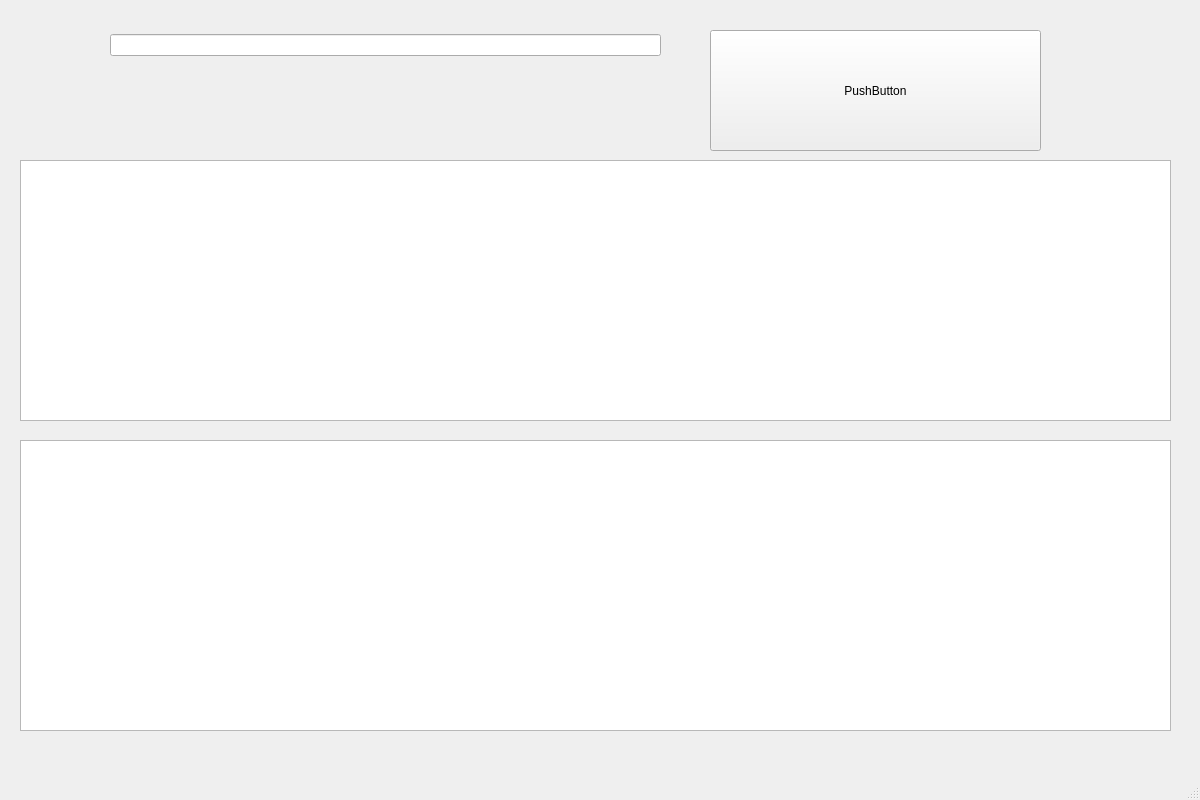
Qt form mainwindow.ui (JakubDulewicz/CosDataAnalysis) before a commit.
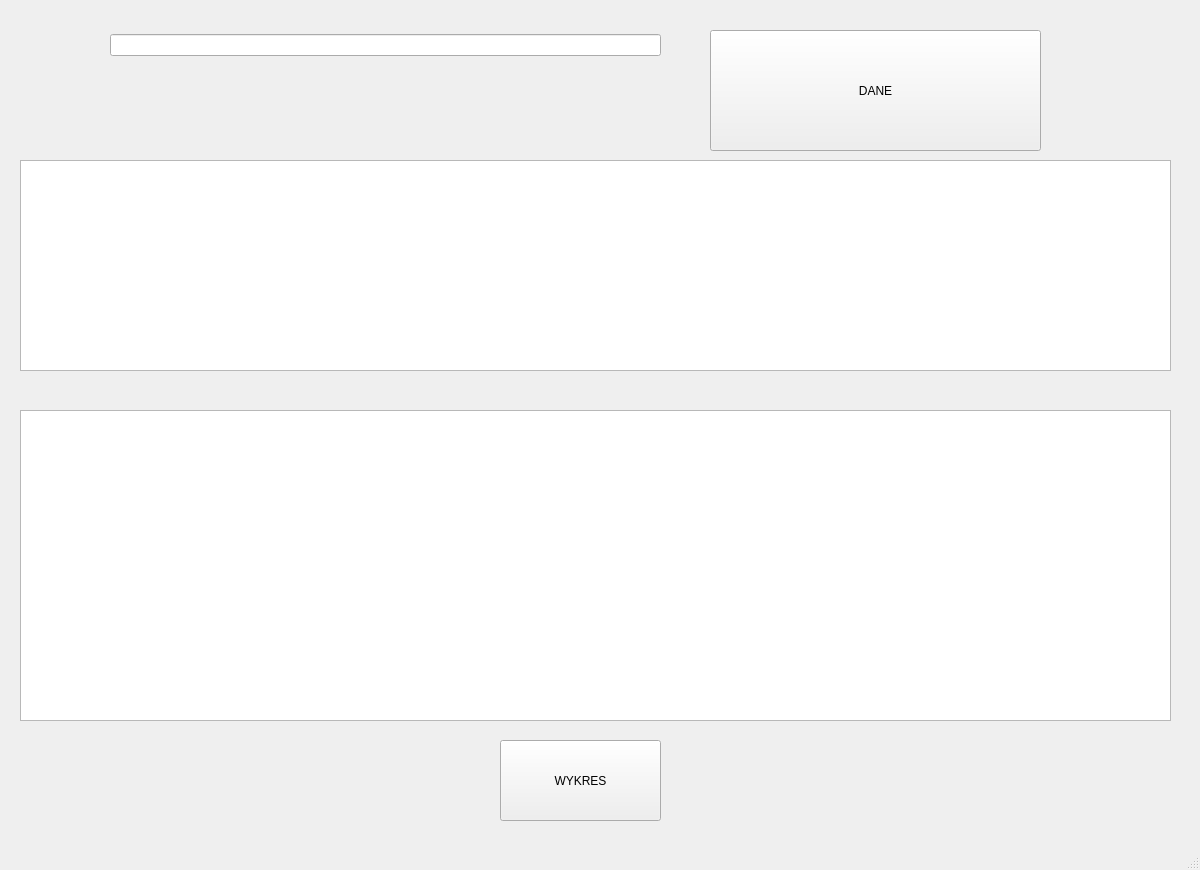
The same form after that commit. Custom widgets are drawn as their Qt base class.

Patch:
```diff
--- a/mainwindow.ui
+++ b/mainwindow.ui
@@ -7,7 +7,7 @@
     <x>0</x>
     <y>0</y>
     <width>1200</width>
-    <height>800</height>
+    <height>870</height>
    </rect>
   </property>
   <property name="windowTitle">
@@ -20,7 +20,7 @@
       <x>20</x>
       <y>160</y>
       <width>1151</width>
-      <height>261</height>
+      <height>211</height>
      </rect>
     </property>
    </widget>
@@ -49,17 +49,36 @@
      </rect>
     </property>
     <property name="text">
-     <string>PushButton</string>
+     <string>DANE</string>
     </property>
    </widget>
    <widget class="QChartView" name="chart">
     <property name="geometry">
      <rect>
       <x>20</x>
-      <y>440</y>
+      <y>410</y>
       <width>1151</width>
-      <height>291</height>
+      <height>311</height>
      </rect>
+    </property>
+    <property name="sizePolicy">
+     <sizepolicy hsizetype="Fixed" vsizetype="Fixed">
+      <horstretch>0</horstretch>
+      <verstretch>0</verstretch>
+     </sizepolicy>
+    </property>
+   </widget>
+   <widget class="QPushButton" name="pushButton_2">
+    <property name="geometry">
+     <rect>
+      <x>500</x>
+      <y>740</y>
+      <width>161</width>
+      <height>81</height>
+     </rect>
+    </property>
+    <property name="text">
+     <string>WYKRES</string>
     </property>
    </widget>
   </widget>
```
Left out of the diff: 2 changed lines with no effect on the pictures.
